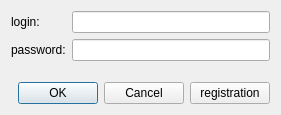
This is client/client/sources/loginform.ui in AlexeyShumkin/QChat as Qt 5 draws it before an edit. The edited form follows.
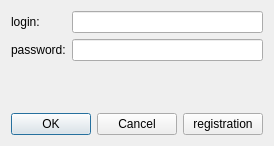
This is the edited form.

What changed in the file:
```diff
--- a/client/client/sources/loginform.ui
+++ b/client/client/sources/loginform.ui
@@ -2,18 +2,13 @@
 <ui version="4.0">
  <class>LoginForm</class>
  <widget class="QWidget" name="LoginForm">
-  <property name="geometry">
-   <rect>
-    <x>0</x>
-    <y>0</y>
-    <width>281</width>
-    <height>115</height>
-   </rect>
-  </property>
   <property name="windowTitle">
    <string>Form</string>
   </property>
   <layout class="QVBoxLayout" name="verticalLayout">
+   <property name="sizeConstraint">
+    <enum>QLayout::SetMinimumSize</enum>
+   </property>
    <item>
     <layout class="QFormLayout" name="formLayout">
      <item row="0" column="0">
```
Left out of the diff: 6 changed lines with no effect on the pictures.
